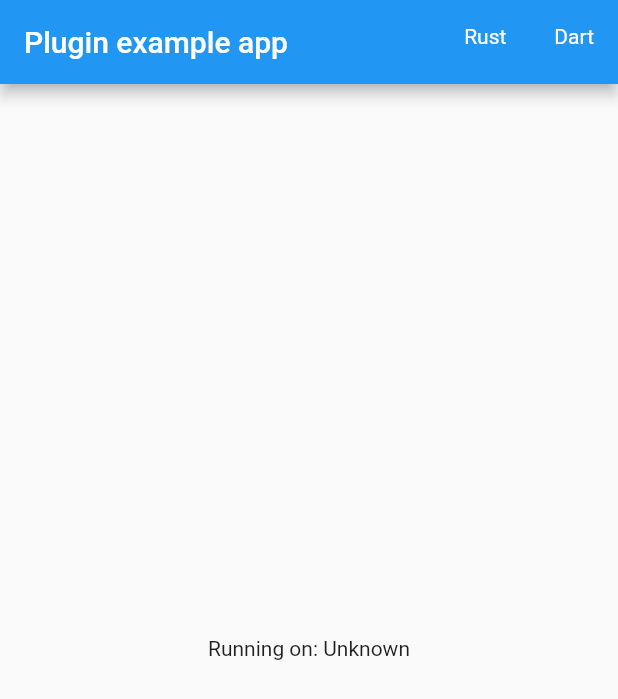
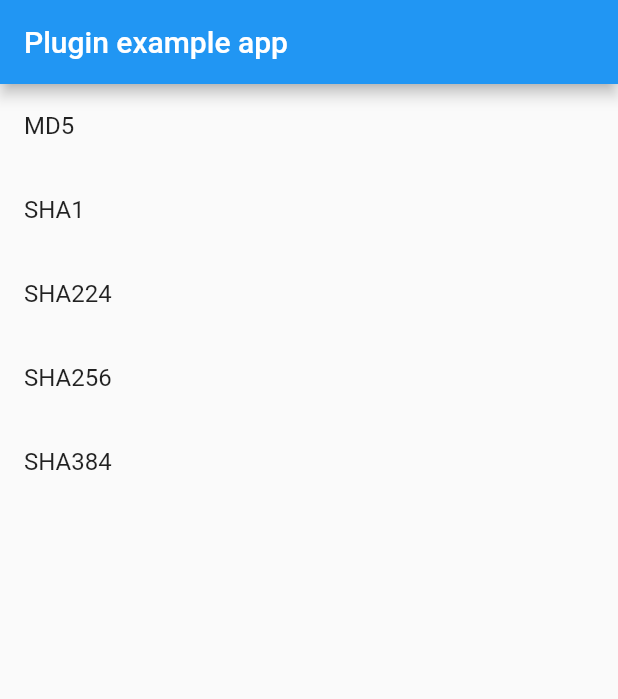
Before and after one commit to TinoGuo/r_crypto, a Flutter app: the screen it shows after launch, on a phone screen of 412 x 824 dp. Shown: the top 699 px of the screen. Run offline on Flutter 3.47's test engine with Material 2 defaults, Android fonts, the phone set to English and light mode, and no system bars; our stand-ins replace convert; missing offline and left inert: dart:ffi.

```diff
--- a/example/lib/main.dart
+++ b/example/lib/main.dart
@@ -1,10 +1,11 @@
 import 'dart:convert';
 
-import 'package:convert/convert.dart' as convert;
+import 'package:convert/convert.dart';
 import 'package:crypto/crypto.dart' as crypto;
-import 'package:flutter/foundation.dart';
+import 'package:flutter/cupertino.dart';
 import 'package:flutter/material.dart';
 import 'package:r_crypto/r_crypto.dart';
+import 'package:r_crypto_example/profile.dart';
 
 void main() {
   runApp(MyApp());
@@ -16,88 +17,51 @@ class MyApp extends StatefulWidget {
 }
 
 class _MyAppState extends State<MyApp> {
-  String _platformVersion = 'Unknown';
-
-  @override
-  void initState() {
-    super.initState();
-    initPlatformState();
-  }
-
-  List<int> decode(String input) => convert.hex.decode(input);
-
-  initPlatformState() {
-    // List<int> key = decode("feffe9928665731c6d6a8f9467308308");
-    // List<int> iv = decode("cafebabefacedbaddecaf888");
-    // List<int> add = decode("feedfacedeadbeeffeedfacedeadbeefabaddad2");
-    Blowfish blowfish = Blowfish.init("hello");
-    String encrypted = blowfish.encrypt("world");
-    print("encrypted: $encrypted");
-    String decrypted = blowfish.decrypt(encrypted);
-    print("decrypted: $decrypted");
-    blowfish.close();
-
-    // platformVersion = aesGcm.encrypt(
-    //   "d9313225f88406e5a55909c5aff5269a86a7a9531534f7da2e4c303d8a318a721c3c0c95956809532fcf0e2449a6b525b16aedf5aa0de657ba637b39",
-    //   "5bc94fbc3221a5db94fae95ae7121a47",
-    // );
-
-    setState(() {
-      _platformVersion = encrypted;
-      // aesGcm.close();
-    });
-  }
-
   @override
   Widget build(BuildContext context) {
+    var list = [
+      ProfileData(
+        'MD5',
+        rustFunc: () => rCrypto.md5(input),
+        dartFunc: () => crypto.md5.executeDart(),
+      ),
+      ProfileData(
+        'SHA1',
+        rustFunc: () => rCrypto.sha1(input),
+        dartFunc: () => crypto.sha1.executeDart(),
+      ),
+      ProfileData(
+        'SHA224',
+        rustFunc: () => rCrypto.sha224(input),
+        dartFunc: () => crypto.sha224.executeDart(),
+      ),
+      ProfileData(
+        'SHA256',
+        rustFunc: () => rCrypto.sha256(input),
+        dartFunc: () => crypto.sha256.executeDart(),
+      ),
+      ProfileData(
+        'SHA384',
+        rustFunc: () => rCrypto.sha384(input),
+        dartFunc: () => crypto.sha384.executeDart(),
+      ),
+    ];
     return MaterialApp(
       home: Scaffold(
         appBar: AppBar(
           title: const Text('Plugin example app'),
-          actions: [
-            GestureDetector(
-              child: Padding(
-                padding: const EdgeInsets.all(16.0),
-                child: Text('Rust'),
-              ),
-              onTap: () async {
-                await compute(executeRust, 100000);
-              },
-            ),
-            GestureDetector(
-              child: Padding(
-                padding: const EdgeInsets.all(16.0),
-                child: Text('Dart'),
-              ),
-              onTap: () async {
-                await compute(executeDart, 100000);
-              },
-            ),
-          ],
         ),
-        body: Center(
-          child: Text('Running on: $_platformVersion\n'),
+        body: ListView.builder(
+          itemBuilder: (context, index) => ProfileItemWidget(list[index]),
+          itemCount: list.length,
         ),
       ),
     );
   }
 }
 
-const String input = 'hello';
+const String input = '1234567890zxcvbnmasdfghjklqwertyuiop';
 
-int executeRust(int loop) {
-  final stopwatch = Stopwatch()..start();
-  for (int i = 0; i < loop; i++) {
-    rCrypto.hmac(Digest.sha512, '12345', input);
-  }
-  return stopwatch.elapsed.inMicroseconds;
+extension HashExt on crypto.Hash {
+  String executeDart() => hex.encode(this.convert(utf8.encode(input)).bytes);
 }
-
-int executeDart(int loop) {
-  final stopwatch = Stopwatch()..start();
-  final crypto.Hmac hmac = crypto.Hmac(crypto.sha512, utf8.encode("12345"));
-  for (int i = 0; i < loop; i++) {
-    hmac.convert(utf8.encode(input));
-  }
-  return stopwatch.elapsed.inMicroseconds;
-}
```
Also changed, not shown: example/lib/profile.dart (added, +146 -0 lines), lib/src/basic/loader.dart (+9 -6 lines), 35 other files.
